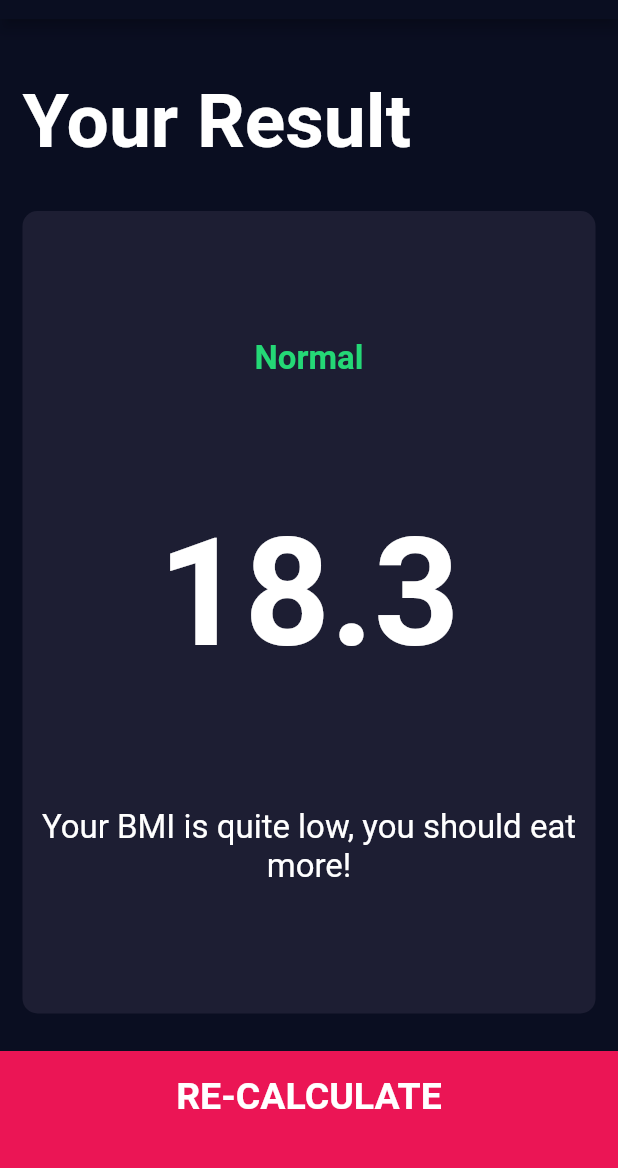
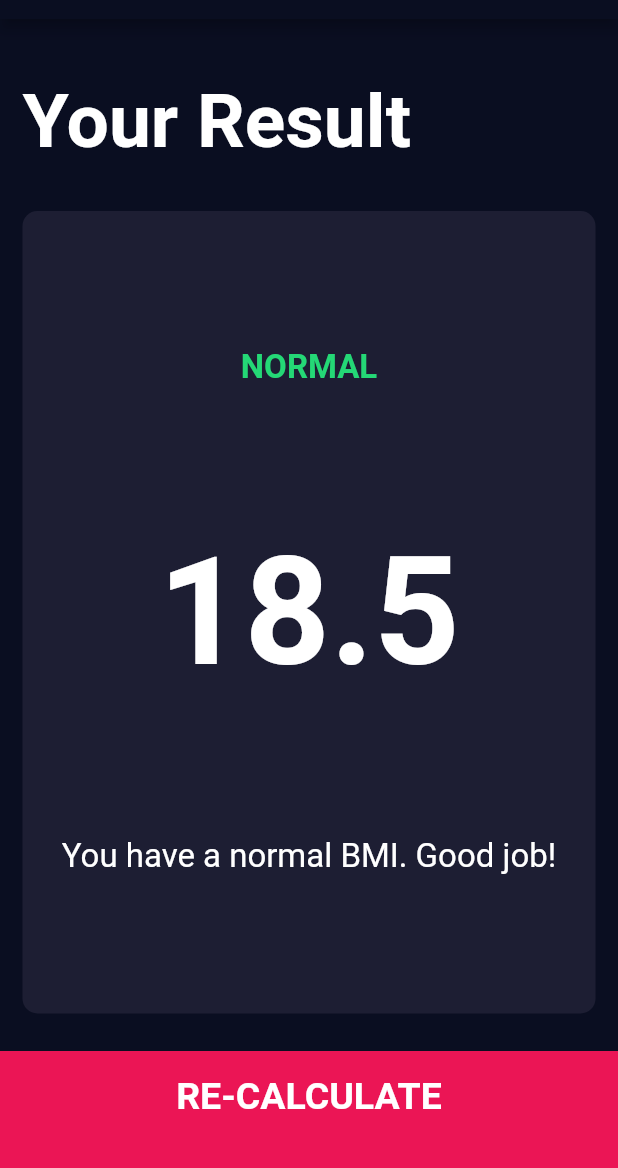
Before and after one commit to marcelohirota/bmi-calculator-flutter, a Flutter app: the screen it shows after launch, after a tap on "CALCULATE", on a phone screen of 412 x 824 dp, the part 65-1233 px from its top. Run offline on Flutter 3.47's test engine with Material 2 defaults, Android fonts, the phone set to English and light mode, and no system bars; our stand-ins replace font_awesome_flutter.

Commit message:
BMI calculation implemented

```diff
--- /dev/null
+++ b/lib/calculator_bmi.dart
@@ -0,0 +1,39 @@
+import 'dart:math';
+
+class CalculatorBMI {
+  CalculatorBMI({this.height, this.weight});
+
+  final int height;
+  final int weight;
+
+  double _bmi;
+
+  String calculateBMI() {
+    _bmi = weight / pow(height / 100, 2);
+    return _bmi.toStringAsFixed(1);
+  }
+
+  String getResult() {
+    if (_bmi > 30) {
+      return 'Obese';
+    } else if (_bmi >= 25) {
+      return 'Overweight';
+    } else if (_bmi > 18.5) {
+      return 'Normal';
+    } else {
+      return 'Underweight';
+    }
+  }
+
+  String getInterpretation() {
+    if (_bmi > 30) {
+      return 'You have a really high BMI, please call a doctor.';
+    } else if (_bmi >= 25) {
+      return 'You have a high BMI. Try to exercise more.';
+    } else if (_bmi > 18.5) {
+      return 'You have a normal BMI. Good job!';
+    } else {
+      return 'You have a low BMI. You can eat a bit more.';
+    }
+  }
+}
--- a/lib/screens/input_page.dart
+++ b/lib/screens/input_page.dart
@@ -6,6 +6,7 @@ import '../constants.dart';
 import 'results_page.dart';
 import '../components/bottom_button.dart';
 import '../components/round_icon_button.dart';
+import 'package:bmi_calculator/calculator_bmi.dart';
 
 enum Gender {
   male,
@@ -213,10 +214,18 @@ class _InputPageState extends State<InputPage> {
           BottomButton(
             buttonTitle: 'CALCULATE',
             onTap: () {
+              CalculatorBMI calc = CalculatorBMI(
+                height: height,
+                weight: weight,
+              );
               Navigator.push(
                 context,
                 MaterialPageRoute(
-                  builder: (context) => ResultsPage(),
+                  builder: (context) => ResultsPage(
+                    bmiResult: calc.calculateBMI(),
+                    resultText: calc.getResult(),
+                    interpretation: calc.getInterpretation(),
+                  ),
                 ),
               );
             },
--- a/lib/screens/results_page.dart
+++ b/lib/screens/results_page.dart
@@ -4,6 +4,16 @@ import '../components/reusable_card.dart';
 import '../components/bottom_button.dart';
 
 class ResultsPage extends StatelessWidget {
+  ResultsPage({
+    @required this.bmiResult,
+    @required this.resultText,
+    @required this.interpretation,
+  });
+
+  final String bmiResult;
+  final String resultText;
+  final String interpretation;
+
   @override
   Widget build(BuildContext context) {
     return Scaffold(
@@ -33,15 +43,15 @@ class ResultsPage extends StatelessWidget {
                 crossAxisAlignment: CrossAxisAlignment.center,
                 children: <Widget>[
                   Text(
-                    'Normal',
+                    resultText.toUpperCase(),
                     style: kResultTextStyle,
                   ),
                   Text(
-                    '18.3',
+                    bmiResult,
                     style: kBMITextStyle,
                   ),
                   Text(
-                    'Your BMI is quite low, you should eat more!',
+                    interpretation,
                     textAlign: TextAlign.center,
                     style: kBodyTextStyle,
                   )
```
